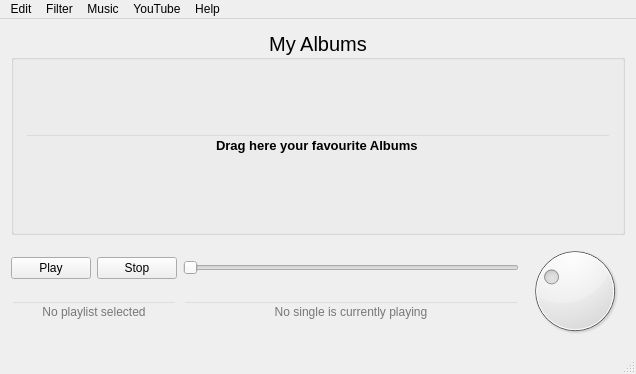
The window that mainwin.ui (CermakM/MediaPlayer) describes before a commit, drawn with Qt 5.
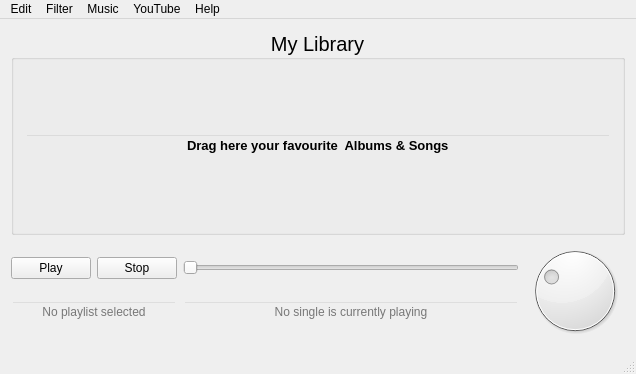
The same window after the commit.

Diff of the .ui file:
```diff
--- a/mainwin.ui
+++ b/mainwin.ui
@@ -128,7 +128,7 @@
        <enum>Qt::LeftToRight</enum>
       </property>
       <property name="title">
-       <string>My Albums</string>
+       <string>My Library</string>
       </property>
       <property name="alignment">
        <set>Qt::AlignCenter</set>
@@ -163,7 +163,7 @@
           <string notr="true">background-color: rgba(255, 255, 255, 0);</string>
          </property>
          <property name="text">
-          <string>Drag here your favourite Albums</string>
+          <string>Drag here your favourite  Albums &amp; Songs</string>
          </property>
          <property name="alignment">
           <set>Qt::AlignCenter</set>
```
Left out of the diff: 49 changed lines with no effect on the pictures.
